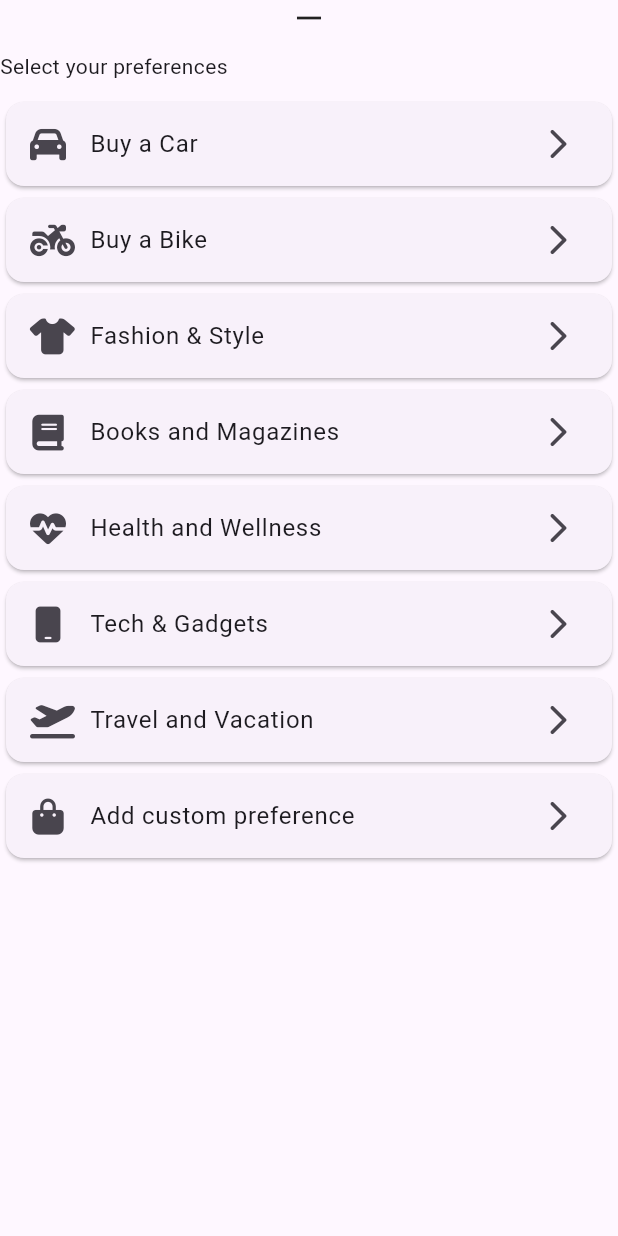
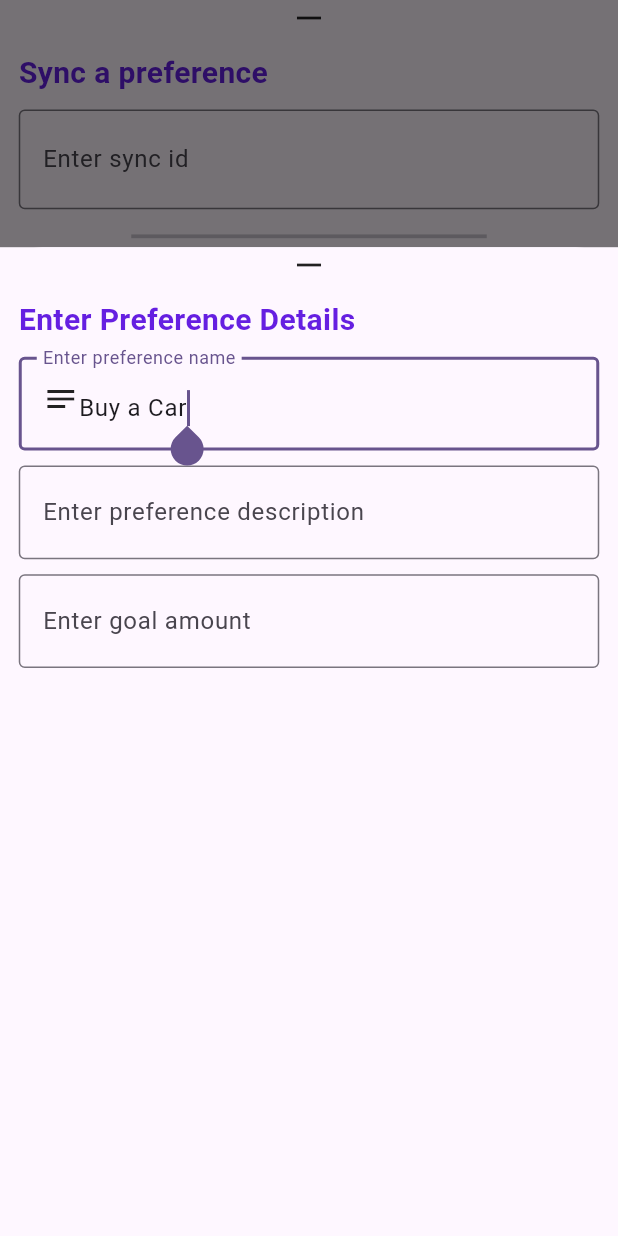
Before and after one commit to BishalK007/Dream-Tracker, a Flutter app: the SelectPreference screen opened directly, after a tap on "Buy a Car", on a phone screen of 412 x 824 dp. Run offline on Flutter 3.47's test engine with Material 2 defaults, Android fonts, the phone set to English and light mode, and no system bars; our stand-ins replace expansion_tile_card, firebase_auth, firebase_core, flutter_login, font_awesome_flutter; missing offline and left inert: hidable; accounts and stored records are empty.

Commit message:
preference details in progress

```diff
--- a/lib/main.dart
+++ b/lib/main.dart
@@ -39,7 +39,7 @@ class MyApp extends StatelessWidget {
           // User is not signed in
           else {
             if (!snapshot.hasData) {
-              return LoginScreen();
+              return HomePage();
             }
             // User is signed in
             return const HomePage();
--- /dev/null
+++ b/lib/pages/preference_details_page.dart
@@ -0,0 +1,116 @@
+import 'package:flutter/material.dart';
+
+import '../colors.dart';
+
+class PreferenceDetails extends StatefulWidget {
+  final String preference;
+  const PreferenceDetails({super.key, required this.preference});
+
+  @override
+  State<PreferenceDetails> createState() => _PreferenceDetailsState();
+}
+
+class _PreferenceDetailsState extends State<PreferenceDetails> {
+  final _formKey = GlobalKey<FormState>();
+  var _nameController = TextEditingController();
+  final _descriptionController = TextEditingController();
+  final _goalAmtController = TextEditingController();
+
+  @override
+  void dispose() {
+    super.dispose();
+    _nameController.dispose();
+    _descriptionController.dispose();
+    _goalAmtController.dispose();
+  }
+
+  @override
+  void initState() {
+    super.initState();
+    _nameController.text = widget.preference;
+  }
+
+  @override
+  Widget build(BuildContext context) {
+    return Scaffold(
+      body: SingleChildScrollView(
+        child: Padding(
+          padding: const EdgeInsets.symmetric(horizontal: 12.5),
+          child: Column(
+            mainAxisAlignment: MainAxisAlignment.center,
+            crossAxisAlignment: CrossAxisAlignment.stretch,
+            children: [
+              const Icon(Icons.horizontal_rule),
+              const SizedBox(
+                height: 10,
+              ),
+              Text(
+                "Enter Preference Details",
+                style: TextStyle(
+                    fontSize: 20,
+                    color: myPrimarySwatch,
+                    fontWeight: FontWeight.bold),
+              ),
+              const SizedBox(
+                height: 10,
+              ),
+              Form(
+                  key: _formKey,
+                  child: Column(
+                    children: [
+                      TextFormField(
+                        autofocus: true,
+                        controller: _nameController,
+                        decoration: const InputDecoration(
+                          border: OutlineInputBorder(),
+                          labelText: "Enter preference name",
+                          prefix: Icon(Icons.notes),
+                        ),
+                        validator: (value) {
+                          if (value == null || value.isEmpty) {
+                            return 'Please enter valid preference';
+                          }
+                          return null;
+                        },
+                      ),
+                      const SizedBox(
+                        height: 10,
+                      ),
+                      TextFormField(
+                        autofocus: true,
+                        controller: _descriptionController,
+                        decoration: const InputDecoration(
+                          border: OutlineInputBorder(),
+                          labelText: "Enter preference description",
+                          prefix: Icon(Icons.book),
+                        ),
+                      ),
+                      const SizedBox(
+                        height: 10,
+                      ),
+                      TextFormField(
+                        keyboardType: TextInputType.number,
+                        controller: _goalAmtController,
+                        decoration: const InputDecoration(
+                          border: OutlineInputBorder(),
+                          labelText: "Enter goal amount",
+                          prefix: Icon(Icons.currency_rupee),
+                        ),
+                        validator: (value) {
+                          if (value == null ||
+                              value.isEmpty ||
+                              int.parse(value) == 0) {
+                            return 'Please enter valid amount';
+                          }
+                          return null;
+                        },
+                      )
+                    ],
+                  ))
+            ],
+          ),
+        ),
+      ),
+    );
+  }
+}
--- a/lib/pages/preference_selection_page.dart
+++ b/lib/pages/preference_selection_page.dart
@@ -1,3 +1,4 @@
+import 'package:dream_tracker/colors.dart';
 import 'package:dream_tracker/global_variables.dart';
 import 'package:dream_tracker/widgets/preference_cards.dart';
 import 'package:flutter/material.dart';
@@ -10,10 +11,19 @@ class SelectPreference extends StatefulWidget {
 }
 
 class _SelectPreferenceState extends State<SelectPreference> {
+  final _syncController = TextEditingController();
+  @override
+  void dispose() {
+    super.dispose();
+    _syncController.dispose();
+  }
+
   @override
   Widget build(BuildContext context) {
     return Scaffold(
       body: SingleChildScrollView(
+        child: Padding(
+          padding: const EdgeInsets.symmetric(horizontal: 12.5),
           child: Column(
             mainAxisAlignment: MainAxisAlignment.center,
             crossAxisAlignment: CrossAxisAlignment.stretch,
@@ -22,7 +32,51 @@ class _SelectPreferenceState extends State<SelectPreference> {
               const SizedBox(
                 height: 10,
               ),
-            const Text("Select your preferences"),
+              Text(
+                "Sync a preference",
+                style: TextStyle(
+                    fontSize: 20,
+                    color: myPrimarySwatch,
+                    fontWeight: FontWeight.bold),
+              ),
+              const SizedBox(
+                height: 10,
+              ),
+              TextFormField(
+                controller: _syncController,
+                decoration: InputDecoration(
+                    border: const OutlineInputBorder(),
+                    labelText: "Enter sync id",
+                    prefix: const Icon(Icons.sync),
+                    suffix: CircleAvatar(
+                      radius: 16,
+                      child: InkWell(
+                          onTap: () {
+                            // todo sync
+                            print("sync presses");
+                          },
+                          child: const Icon(Icons.add)),
+                    )),
+              ),
+              const SizedBox(
+                height: 10,
+              ),
+              const Padding(
+                padding: EdgeInsets.symmetric(horizontal: 75),
+                child: Divider(
+                  thickness: 2.5,
+                ),
+              ),
+              const SizedBox(
+                height: 20,
+              ),
+              Text(
+                "Select your preferences",
+                style: TextStyle(
+                    fontSize: 20,
+                    color: myPrimarySwatch,
+                    fontWeight: FontWeight.bold),
+              ),
               const SizedBox(
                 height: 10,
               ),
@@ -32,9 +86,12 @@ class _SelectPreferenceState extends State<SelectPreference> {
                   itemCount: preferences.length,
                   itemBuilder: (context, index) {
                     return PreferenceCards(
-                      id: index, icon: icons[index], name: preferences[index]);
+                        id: index,
+                        icon: icons[index],
+                        name: preferences[index]);
                   })
             ],
+          ),
         ),
       ),
     );
--- a/lib/widgets/preference_cards.dart
+++ b/lib/widgets/preference_cards.dart
@@ -1,3 +1,4 @@
+import 'package:dream_tracker/pages/preference_details_page.dart';
 import 'package:flutter/material.dart';
 import 'package:font_awesome_flutter/font_awesome_flutter.dart';
 
@@ -21,6 +22,14 @@ class _PreferenceCardsState extends State<PreferenceCards> {
       child: InkWell(
         onTap: () {
           print(widget.id);
+          showModalBottomSheet(
+            isScrollControlled: true,
+            context: context,
+            builder: (context) => FractionallySizedBox(
+              heightFactor: 0.8,
+              child: PreferenceDetails(preference: widget.name),
+            ),
+          );
         },
         child: ListTile(
           leading: Icon(widget.icon),
```
Lines whose indentation alone changed are shown as unchanged.
